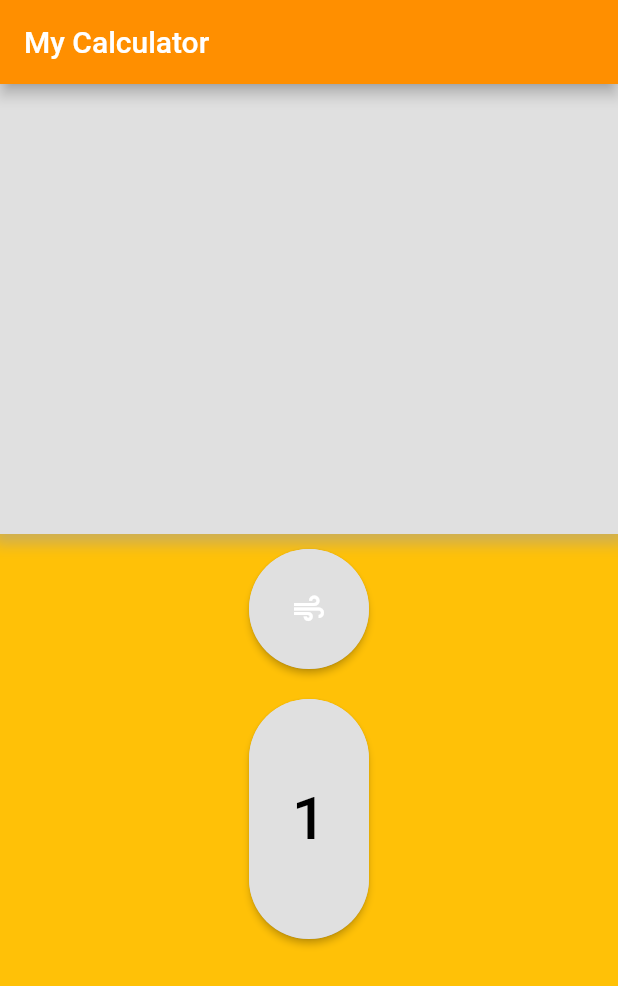
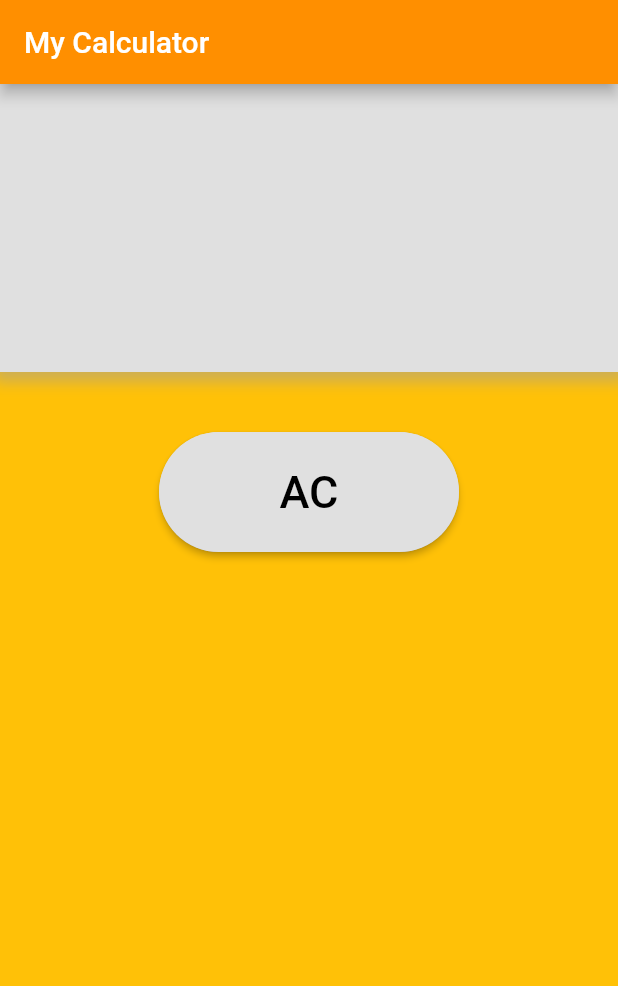
Before and after one commit to sxmbaka/calculator_app, a Flutter app: the screen it shows after launch, on a phone screen of 412 x 824 dp. Shown: the top 986 px of the screen. Run offline on Flutter 3.47's test engine with Material 2 defaults, Android fonts, the phone set to English and light mode, and no system bars.

Commit message:
update my_calculator_material_page.dart, calculator_buttons.dart and widget_test.dart

```diff
--- a/lib/pages/my_calculator_material_page.dart
+++ b/lib/pages/my_calculator_material_page.dart
@@ -25,9 +25,10 @@ class _MyCalculatorPageState extends State<MyCalculatorPage> {
       body: Center(
         child: Column(
           children: [
-            Container(
+            Flexible(
+              flex: 1,
+              child: Container(
                 constraints: const BoxConstraints.expand(
-                height: 300,
                   width: double.infinity,
                 ),
                 decoration: BoxDecoration(
@@ -42,22 +43,34 @@ class _MyCalculatorPageState extends State<MyCalculatorPage> {
                   ],
                 ),
               ),
-            const CalculatorButton(
+            ),
+            Flexible(
+              flex: 3,
+              child: Container(
+                width: double.infinity,
+                margin: const EdgeInsets.only(top: 30),
+                child: const Column(
+                  children: [
+                    Row(
+                      mainAxisAlignment: MainAxisAlignment.spaceEvenly,
+                      children: [
+                        CalculatorButton(
                           buttonHeight: 80,
-              buttonWidth: 80,
-              buttonInnerWidget: Icon(Icons.air),
-            ),
-            const CalculatorButton(
-              buttonHeight: 80,
-              buttonWidth: 160,
+                          buttonWidth: 200,
                           buttonInnerWidget: Text(
-                '1',
+                            'AC',
                             style: TextStyle(
-                  fontSize: 40,
                               color: Colors.black,
+                              fontSize: 30,
                             ),
                           ),
                         ),
+                      ],
+                    )
+                  ],
+                ),
+              ),
+            )
           ],
         ),
       ),
--- a/lib/widgets/calculator_buttons.dart
+++ b/lib/widgets/calculator_buttons.dart
@@ -20,7 +20,7 @@ class CalculatorButton extends StatelessWidget {
       child: ElevatedButton(
         style: ElevatedButton.styleFrom(
           backgroundColor: Colors.grey[300],
-          fixedSize: Size(buttonHeight, buttonWidth),
+          fixedSize: Size(buttonWidth, buttonHeight),
           shape: RoundedRectangleBorder(
             borderRadius: BorderRadius.circular(50),
           ),
```
Also changed, not shown: 1 other file. Lines whose indentation alone changed are shown as unchanged.
